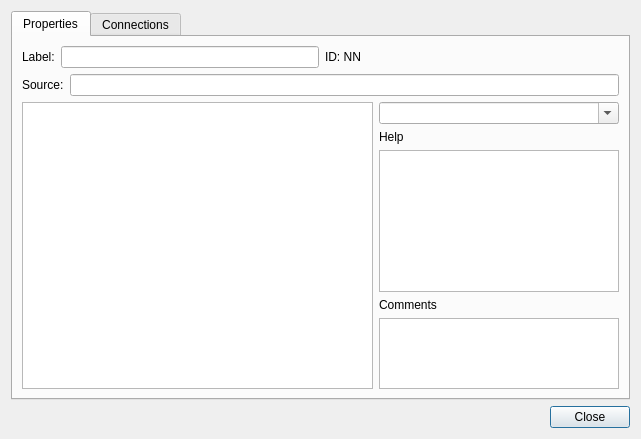
Above: src/editor/nodepropertiesdialog.ui from timbaker/scripted before the change. Below: the same form after it.
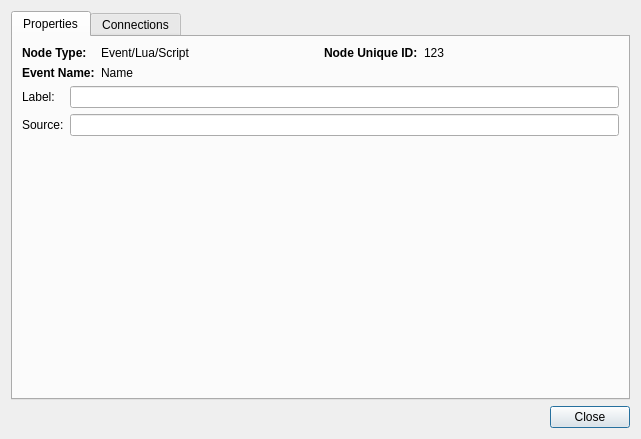
That is the form after the change. Icons and pictures are not drawn. Custom widgets are drawn as their Qt base class.

Commit message:
Added MetaEventNode::mEventName.
Was using BaseNode::mLabel to hold the event name, but of course the user
is able to edit the label.

```diff
--- a/src/editor/nodepropertiesdialog.ui
+++ b/src/editor/nodepropertiesdialog.ui
@@ -23,123 +23,88 @@
       <attribute name="title">
        <string>Properties</string>
       </attribute>
-      <layout class="QGridLayout" name="gridLayout_2" columnstretch="1,0">
-       <item row="0" column="0" colspan="2">
+      <layout class="QFormLayout" name="formLayout">
+       <property name="fieldGrowthPolicy">
+        <enum>QFormLayout::AllNonFixedFieldsGrow</enum>
+       </property>
+       <item row="5" column="0">
+        <widget class="QLabel" name="label_6">
+         <property name="text">
+          <string>Label:</string>
+         </property>
+        </widget>
+       </item>
+       <item row="5" column="1">
+        <widget class="QLineEdit" name="labelEdit"/>
+       </item>
+       <item row="7" column="0">
+        <widget class="QLabel" name="label_7">
+         <property name="text">
+          <string>Source:</string>
+         </property>
+        </widget>
+       </item>
+       <item row="7" column="1">
+        <widget class="QLineEdit" name="sourceEdit">
+         <property name="readOnly">
+          <bool>true</bool>
+         </property>
+        </widget>
+       </item>
+       <item row="3" column="0" colspan="2">
         <layout class="QHBoxLayout" name="horizontalLayout_2">
          <item>
-          <widget class="QLabel" name="label_6">
-           <property name="text">
-            <string>Label:</string>
+          <layout class="QFormLayout" name="formLayout_2">
+           <property name="fieldGrowthPolicy">
+            <enum>QFormLayout::AllNonFixedFieldsGrow</enum>
            </property>
-          </widget>
-         </item>
-         <item>
-          <widget class="QLineEdit" name="labelEdit"/>
-         </item>
-         <item>
-          <widget class="QLabel" name="IDlabel">
-           <property name="text">
-            <string>ID: NN</string>
-           </property>
-          </widget>
-         </item>
-         <item>
-          <spacer name="horizontalSpacer_2">
-           <property name="orientation">
-            <enum>Qt::Horizontal</enum>
-           </property>
-           <property name="sizeHint" stdset="0">
-            <size>
-             <width>40</width>
-             <height>20</height>
-            </size>
-           </property>
-          </spacer>
-         </item>
-        </layout>
-       </item>
-       <item row="3" column="1">
-        <layout class="QGridLayout" name="gridLayout_5">
-         <item row="4" column="0">
-          <widget class="QTextBrowser" name="textBrowser_2">
-           <property name="maximumSize">
-            <size>
-             <width>240</width>
-             <height>120</height>
-            </size>
-           </property>
-           <property name="readOnly">
-            <bool>false</bool>
-           </property>
-          </widget>
-         </item>
-         <item row="3" column="0">
-          <widget class="QLabel" name="label_5">
-           <property name="maximumSize">
-            <size>
-             <width>240</width>
-             <height>16777215</height>
-            </size>
-           </property>
-           <property name="text">
-            <string>Comments</string>
-           </property>
-          </widget>
-         </item>
-         <item row="1" column="0">
-          <widget class="QLabel" name="label_4">
-           <property name="maximumSize">
-            <size>
-             <width>240</width>
-             <height>16777215</height>
-            </size>
-           </property>
-           <property name="text">
-            <string>Help</string>
-           </property>
-          </widget>
-         </item>
-         <item row="2" column="0">
-          <widget class="QTextBrowser" name="textBrowser">
-           <property name="maximumSize">
-            <size>
-             <width>240</width>
-             <height>16777215</height>
-            </size>
-           </property>
-          </widget>
-         </item>
-         <item row="0" column="0">
-          <layout class="QVBoxLayout" name="verticalLayout">
-           <item>
-            <widget class="QComboBox" name="comboBox_4">
-             <property name="editable">
-              <bool>true</bool>
+           <item row="0" column="0">
+            <widget class="QLabel" name="label_2">
+             <property name="text">
+              <string>&lt;b&gt;Node Type:&lt;/b&gt;</string>
              </property>
             </widget>
            </item>
+           <item row="0" column="1">
+            <widget class="QLabel" name="typeLabel">
+             <property name="text">
+              <string>&lt;html&gt;&lt;head/&gt;&lt;body&gt;&lt;p&gt;Event/Lua/Script&lt;/p&gt;&lt;/body&gt;&lt;/html&gt;</string>
+             </property>
+            </widget>
+           </item>
+           <item row="1" column="0">
+            <widget class="QLabel" name="eventNameLabel">
+             <property name="text">
+              <string>&lt;b&gt;Event Name:&lt;/b&gt;</string>
+             </property>
+            </widget>
+           </item>
+           <item row="1" column="1">
+            <widget class="QLabel" name="eventName">
+             <property name="text">
+              <string>&lt;html&gt;&lt;head/&gt;&lt;body&gt;&lt;p&gt;Name&lt;/p&gt;&lt;/body&gt;&lt;/html&gt;</string>
+             </property>
+            </widget>
+           </item>
           </layout>
          </item>
-        </layout>
-       </item>
-       <item row="3" column="0">
-        <widget class="NodePropertiesList" name="propertiesTable"/>
-       </item>
-       <item row="2" column="0" colspan="2">
-        <layout class="QHBoxLayout" name="horizontalLayout_3">
          <item>
-          <widget class="QLabel" name="label_7">
-           <property name="text">
-            <string>Source:</string>
-           </property>
-          </widget>
-         </item>
-         <item>
-          <widget class="QLineEdit" name="sourceEdit">
-           <property name="readOnly">
-            <bool>true</bool>
-           </property>
-          </widget>
+          <layout class="QFormLayout" name="formLayout_3">
+           <item row="0" column="0">
+            <widget class="QLabel" name="label">
+             <property name="text">
+              <string>&lt;b&gt;Node Unique ID:&lt;/b&gt;</string>
+             </property>
+            </widget>
+           </item>
+           <item row="0" column="1">
+            <widget class="QLabel" name="IDlabel">
+             <property name="text">
+              <string>&lt;html&gt;&lt;head/&gt;&lt;body&gt;&lt;p&gt;123&lt;/p&gt;&lt;/body&gt;&lt;/html&gt;</string>
+             </property>
+            </widget>
+           </item>
+          </layout>
          </item>
         </layout>
        </item>
@@ -247,11 +212,6 @@
   </layout>
  </widget>
  <customwidgets>
-  <customwidget>
-   <class>NodePropertiesList</class>
-   <extends>QTreeView</extends>
-   <header>nodepropertieslist.h</header>
-  </customwidget>
   <customwidget>
    <class>NodeConnectionsList</class>
    <extends>QTreeView</extends>
```
The commit also changes 9 other files.
